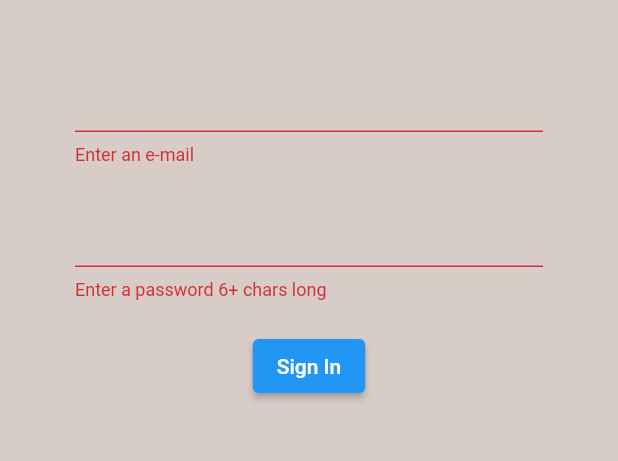
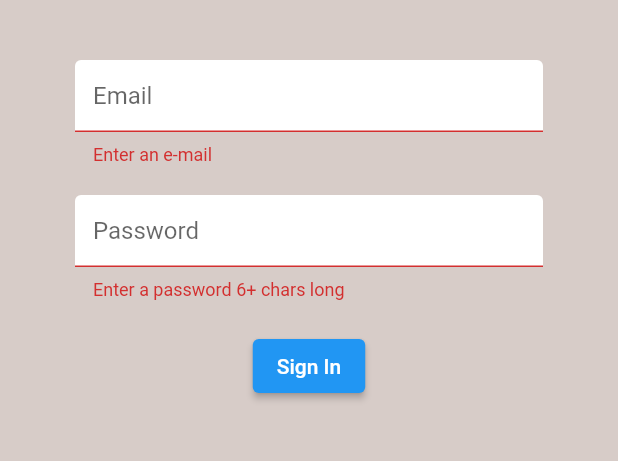
Before and after one commit to 91alban/brew-crew, a Flutter app: the screen it shows after launch, after a tap on "Sign In", on a phone screen of 412 x 824 dp, the part 84-545 px from its top. Run offline on Flutter 3.47's test engine with Material 2 defaults, Android fonts, the phone set to English and light mode, and no system bars; our stand-ins replace firebase_auth, firebase_core; accounts and stored records are empty.

Commit message:
form text input decoration

```diff
--- a/lib/screens/authenticate/register.dart
+++ b/lib/screens/authenticate/register.dart
@@ -1,5 +1,6 @@
 import 'package:flutter/material.dart';
 import 'package:guru4cars/services/auth.dart';
+import 'package:guru4cars/shared/constants.dart';
 
 class Register extends StatefulWidget {
   final Function? toggleView;
@@ -45,6 +46,7 @@
                 height: 20.0,
               ),
               TextFormField(
+                decoration: textInputDecoration.copyWith(hintText: 'Email'),
                 validator: (val) => val!.isEmpty ? 'Enter an e-mail' : null,
                 onChanged: (val) {
                   setState(() {
@@ -56,6 +58,7 @@
                 height: 20.0,
               ),
               TextFormField(
+                decoration: textInputDecoration.copyWith(hintText: 'Password'),
                 validator: (val) =>
                     val!.length < 6 ? 'Enter a password 6+ chars long' : null,
                 obscureText: true,
--- a/lib/screens/authenticate/sign_in.dart
+++ b/lib/screens/authenticate/sign_in.dart
@@ -1,5 +1,6 @@
 import 'package:flutter/material.dart';
 import 'package:guru4cars/services/auth.dart';
+import 'package:guru4cars/shared/constants.dart';
 
 class SignIn extends StatefulWidget {
   final Function? toggleView;
@@ -45,6 +46,7 @@
                 height: 20.0,
               ),
               TextFormField(
+                decoration: textInputDecoration.copyWith(hintText: 'Email'),
                 validator: (val) => val!.isEmpty ? 'Enter an e-mail' : null,
                 onChanged: (val) {
                   setState(() {
@@ -56,6 +58,7 @@
                 height: 20.0,
               ),
               TextFormField(
+                decoration: textInputDecoration.copyWith(hintText: 'Password'),
                 validator: (val) =>
                     val!.length < 6 ? 'Enter a password 6+ chars long' : null,
                 obscureText: true,
--- /dev/null
+++ b/lib/shared/constants.dart
@@ -0,0 +1,9 @@
+import 'package:flutter/material.dart';
+
+const textInputDecoration = InputDecoration(
+    fillColor: Colors.white,
+    filled: true,
+    enabledBorder: OutlineInputBorder(
+        borderSide: BorderSide(color: Colors.white, width: 2.0)),
+    focusedBorder: OutlineInputBorder(
+        borderSide: BorderSide(color: Colors.pink, width: 2.0)));
```
